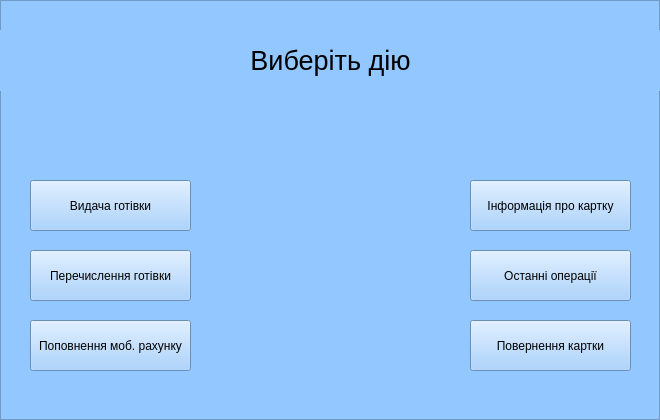
Before: the Qt Designer form classes/gui/ChooseAction.ui in TheBiggestDaddy/ATM, drawn with Qt 5.
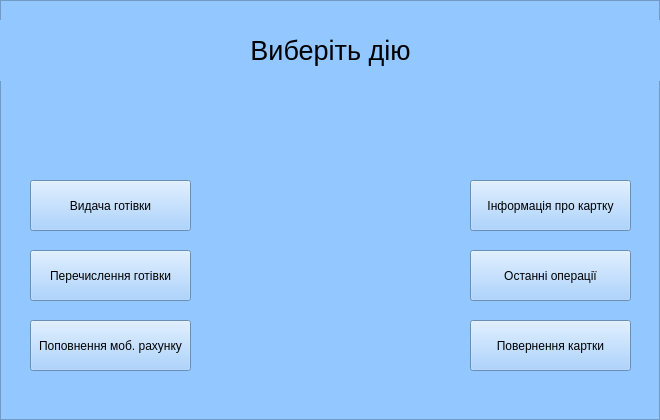
After: the same form once the commit is applied. Icons and pictures are not drawn.

What changed in the file:
```diff
--- a/classes/gui/ChooseAction.ui
+++ b/classes/gui/ChooseAction.ui
@@ -122,7 +122,7 @@
    <property name="geometry">
     <rect>
      <x>0</x>
-     <y>30</y>
+     <y>20</y>
      <width>661</width>
      <height>61</height>
     </rect>
```
